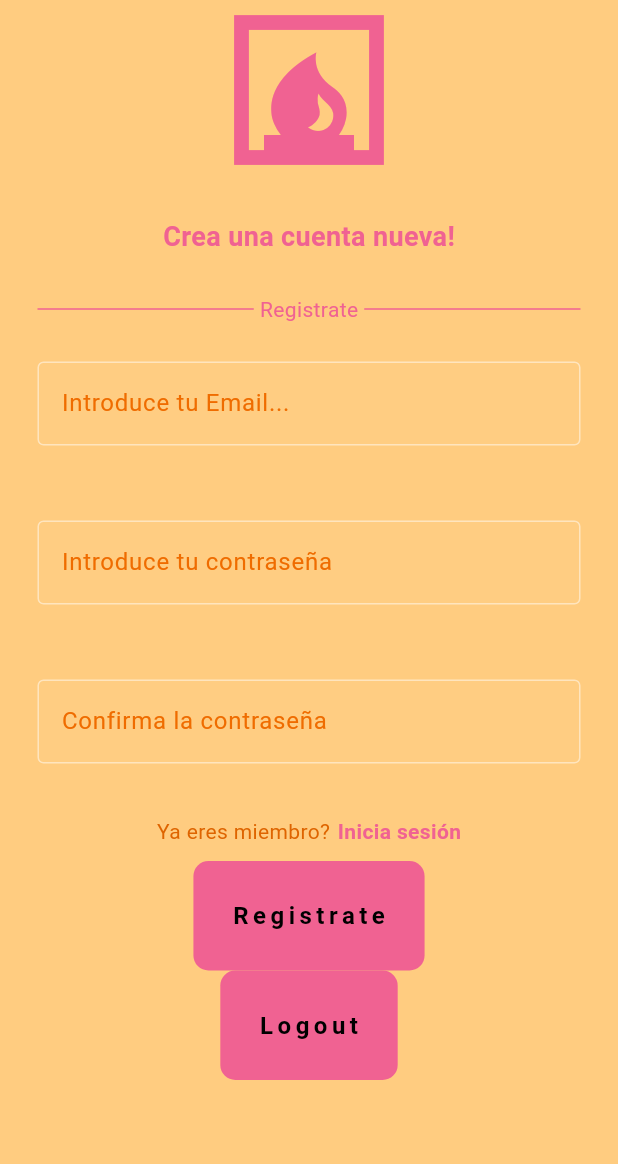
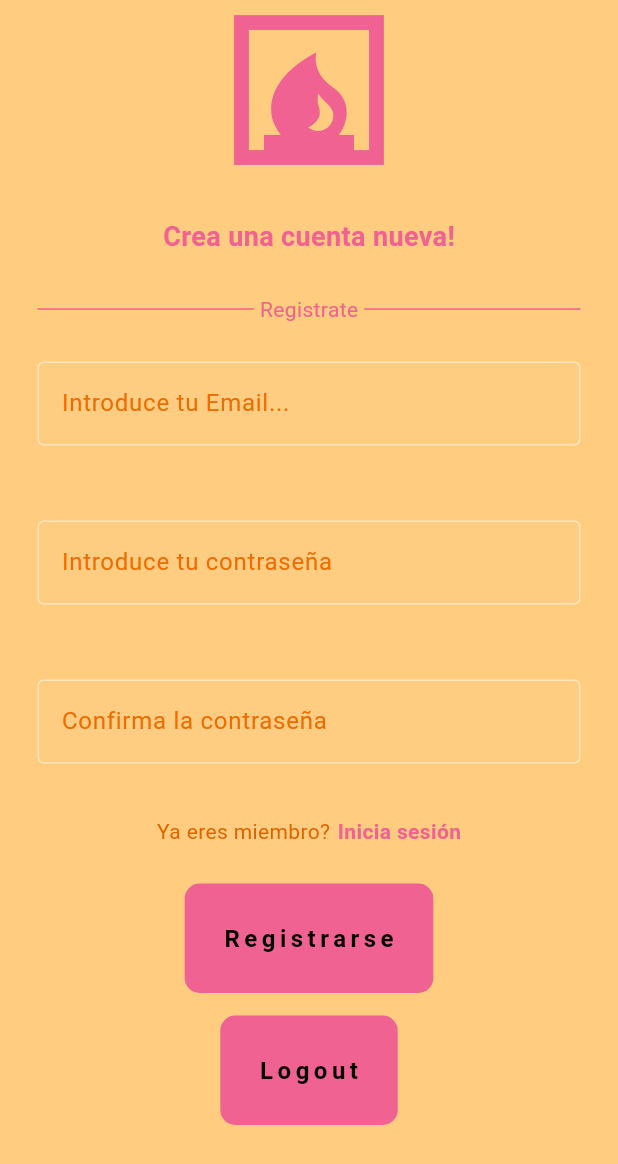
Before and after one commit to KilianGonzalez/ejemplo_firebase, a Flutter app: the screen it shows after launch, on a phone screen of 412 x 824 dp. Shown: the top 1164 px of the screen. Run offline on Flutter 3.47's test engine with Material 3 defaults, Android fonts, the phone set to English and light mode, and no system bars; our stand-ins replace firebase_auth, firebase_core; accounts and stored records are empty; generated files the repository leaves out were written again.

Commit message:
Servicio de registro iniciado

```diff
--- a/lib/paginas/pagina_registro.dart
+++ b/lib/paginas/pagina_registro.dart
@@ -1,3 +1,4 @@
+import 'package:ejemplo_firebase/auth/servicio_auth.dart';
 import 'package:ejemplo_firebase/componentes/boton_auth.dart';
 import 'package:ejemplo_firebase/componentes/text_field_auth.dart';
 import 'package:flutter/material.dart';
@@ -6,7 +7,9 @@ class PaginaRegistro extends StatelessWidget {
   const PaginaRegistro({super.key});
 
   void Registro(){
+    final ServicioAuth servicioAuth = ServicioAuth();
 
+    servicioAuth.registroConEmailyPassword("email1@email.com", "123456");
   }
 
   @override
@@ -132,9 +135,12 @@ class PaginaRegistro extends StatelessWidget {
                 const SizedBox(height: 10),
 
                 //Botón registrate
-                BotonAuth(
-                  texto: "Registrate",
-                  onTap: Registro
+                Padding(
+                  padding: const EdgeInsets.all(15.0),
+                  child: BotonAuth(
+                    texto: "Registrarse",
+                    onTap: Registro
+                  ),
                 ),
 
                 BotonAuth(
--- a/pubspec.yaml
+++ b/pubspec.yaml
@@ -9,6 +9,8 @@ environment:
 dependencies:
   flutter:
     sdk: flutter
+  firebase_core: ^3.11.0
+  firebase_auth: ^5.4.2
 
 dev_dependencies:
   flutter_test:
```
Also changed, not shown: lib/auth/servicio_auth.dart (added, +21 -0 lines), lib/main.dart (+10 -1 lines), pubspec.lock, 4 other files.
